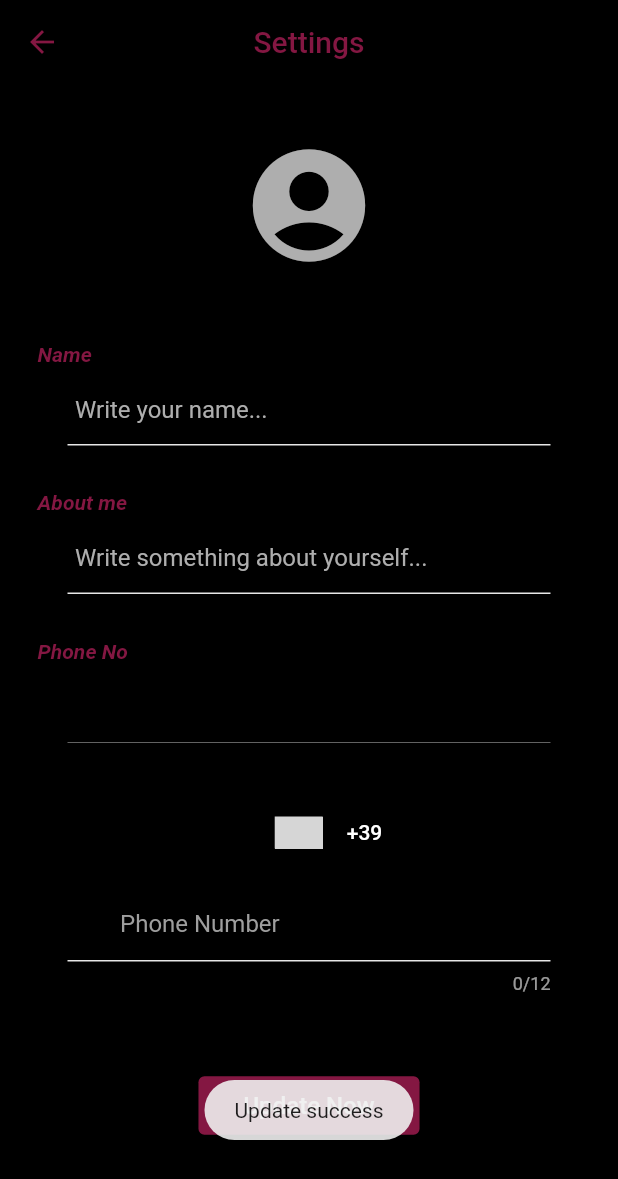
After one commit to stephanxiayu/ChatApp-PushNotification, a Flutter app: the SettingsPage screen opened directly, after a tap on "Update Now", on a phone screen of 412 x 824 dp. The commit adds this screen. Shown: the top 1179 px of the screen. Run offline on Flutter 3.47's test engine with Material 2 defaults, Android fonts, the phone set to English and light mode, and no system bars; drawn by our look-alikes of country_code_picker; our stand-ins replace cloud_firestore, firebase_auth, firebase_core, firebase_storage, fluttertoast, google_sign_in and 2 more; accounts and stored records are empty; grey boxes are pictures that could not be loaded.

Commit message:
Changes to be committed: 	new file:   lib/allProvider/setting_provider.dart 	modified:   lib/main.dart 	modified:   lib/screens/home_page.dart 	new file:   lib/screens/seeting_screen.dart 	modified:   lib/screens/settings.dart 	new file:   lib/screens/test.dart

```diff
--- /dev/null
+++ b/lib/allProvider/setting_provider.dart
@@ -0,0 +1,37 @@
+import 'dart:io';
+
+import 'package:cloud_firestore/cloud_firestore.dart';
+import 'package:firebase_storage/firebase_storage.dart';
+import 'package:shared_preferences/shared_preferences.dart';
+
+class SettingProvider {
+  final SharedPreferences prefs;
+  final FirebaseFirestore firebaseFirestore;
+  final FirebaseStorage firebaseStorage;
+
+  SettingProvider(
+      {required this.prefs,
+      required this.firebaseFirestore,
+      required this.firebaseStorage});
+  String? getPref(String key) {
+    return prefs.getString(key);
+  }
+
+  Future<bool> setPref(String key, String value) async {
+    return await prefs.setString(key, value);
+  }
+
+  UploadTask uploadFile(File image, String fileName) {
+    Reference reference = firebaseStorage.ref().child(fileName);
+    UploadTask uploadTask = reference.putFile(image);
+    return uploadTask;
+  }
+
+  Future<void> updateDataFirestore(
+      String collectionPath, String path, Map<String, String> dataNeedUpdate) {
+    return firebaseFirestore
+        .collection(collectionPath)
+        .doc(path)
+        .update(dataNeedUpdate);
+  }
+}
--- /dev/null
+++ b/lib/screens/seeting_screen.dart
@@ -0,0 +1,435 @@
+import 'dart:io';
+
+import 'package:chatapp_pushnotification/allModels/user_chat.dart';
+import 'package:chatapp_pushnotification/allProvider/setting_provider.dart';
+import 'package:chatapp_pushnotification/constants/app_constants.dart';
+import 'package:chatapp_pushnotification/constants/color_constants.dart';
+import 'package:chatapp_pushnotification/constants/firestore_constants.dart';
+import 'package:chatapp_pushnotification/widgets/loading_view.dart';
+import 'package:country_code_picker/country_code_picker.dart';
+import 'package:firebase_storage/firebase_storage.dart';
+import 'package:flutter/cupertino.dart';
+import 'package:flutter/material.dart';
+import 'package:fluttertoast/fluttertoast.dart';
+
+import 'package:image_picker/image_picker.dart';
+import 'package:provider/src/provider.dart';
+
+import '../main.dart';
+
+class SettingsPage extends StatelessWidget {
+  const SettingsPage({Key? key}) : super(key: key);
+
+  @override
+  Widget build(BuildContext context) {
+    return Scaffold(
+      backgroundColor: isWhite ? Colors.white : Colors.black,
+      appBar: AppBar(
+        backgroundColor: isWhite ? Colors.white : Colors.black,
+        iconTheme: IconThemeData(
+          color: ColorConstants.primaryColor,
+        ),
+        title: Text(
+          AppConstants.settingsTitle,
+          style: TextStyle(color: ColorConstants.primaryColor),
+        ),
+        centerTitle: true,
+      ),
+      body: SettingsPageState(),
+    );
+  }
+}
+
+class SettingsPageState extends StatefulWidget {
+  @override
+  _SettingsPageStateState createState() => _SettingsPageStateState();
+}
+
+class _SettingsPageStateState extends State<SettingsPageState> {
+  TextEditingController? controllerNickname;
+  TextEditingController? controllerAboutMe;
+
+  String dialCodeDigits = "+00";
+  final TextEditingController _controller = TextEditingController();
+
+  String id = '';
+  String nickname = '';
+  String aboutMe = '';
+  String photoUrl = '';
+  String phoneNumber = '';
+
+  bool isLoading = false;
+  File? avatarImageFile;
+  late SettingProvider settingProvider;
+
+  final FocusNode focusNodeNickname = FocusNode();
+  final FocusNode focusNodeAboutMe = FocusNode();
+
+  @override
+  void initState() {
+    super.initState();
+    settingProvider = context.read<SettingProvider>();
+    readLocal();
+  }
+
+  void readLocal() {
+    setState(() {
+      id = settingProvider.getPref(FirestoreConstants.id) ?? "";
+      nickname = settingProvider.getPref(FirestoreConstants.nickname) ?? "";
+      aboutMe = settingProvider.getPref(FirestoreConstants.aboutMe) ?? "";
+      photoUrl = settingProvider.getPref(FirestoreConstants.photoUrl) ?? "";
+      phoneNumber =
+          settingProvider.getPref(FirestoreConstants.phoneNumber) ?? "";
+    });
+
+    controllerNickname = TextEditingController(text: nickname);
+    controllerAboutMe = TextEditingController(text: aboutMe);
+  }
+
+  Future getImage() async {
+    ImagePicker imagePicker = ImagePicker();
+    PickedFile? pickedFile = await imagePicker
+        .getImage(source: ImageSource.gallery)
+        .catchError((err) {
+      Fluttertoast.showToast(msg: err.toString());
+    });
+    File? image;
+    if (pickedFile != null) {
+      image = File(pickedFile.path);
+    }
+    if (image != null) {
+      setState(() {
+        avatarImageFile = image;
+        isLoading = true;
+      });
+      uploadFile();
+    }
+  }
+
+  Future uploadFile() async {
+    String fileName = id;
+    UploadTask uploadTask =
+        settingProvider.uploadFile(avatarImageFile!, fileName);
+    try {
+      TaskSnapshot snapshot = await uploadTask;
+      photoUrl = await snapshot.ref.getDownloadURL();
+
+      UserChat updateInfo = UserChat(
+        id: id,
+        photoUrl: photoUrl,
+        nickname: nickname,
+        aboutMe: aboutMe,
+        phoneNumber: phoneNumber,
+      );
+      settingProvider
+          .updateDataFirestore(
+              FirestoreConstants.pathUserCollection, id, updateInfo.toJson())
+          .then((data) async {
+        await settingProvider.setPref(FirestoreConstants.photoUrl, photoUrl);
+        setState(() {
+          isLoading = false;
+        });
+      }).catchError((err) {
+        setState(() {
+          isLoading = false;
+        });
+        Fluttertoast.showToast(msg: err.toString());
+      });
+    } on FirebaseException catch (e) {
+      setState(() {
+        isLoading = false;
+      });
+      Fluttertoast.showToast(msg: e.message ?? e.toString());
+    }
+  }
+
+  void handleUpdateData() {
+    focusNodeNickname.unfocus();
+    focusNodeAboutMe.unfocus();
+
+    setState(() {
+      isLoading = true;
+
+      if (dialCodeDigits != "+00" && _controller.text != "") {
+        phoneNumber = dialCodeDigits + _controller.text.toString();
+      }
+    });
+    UserChat updateInfo = UserChat(
+      id: id,
+      photoUrl: photoUrl,
+      nickname: nickname,
+      aboutMe: aboutMe,
+      phoneNumber: phoneNumber,
+    );
+    settingProvider
+        .updateDataFirestore(
+            FirestoreConstants.pathUserCollection, id, updateInfo.toJson())
+        .then((data) async {
+      await settingProvider.setPref(FirestoreConstants.nickname, nickname);
+      await settingProvider.setPref(FirestoreConstants.aboutMe, aboutMe);
+      await settingProvider.setPref(FirestoreConstants.photoUrl, photoUrl);
+      await settingProvider.setPref(
+          FirestoreConstants.phoneNumber, phoneNumber);
+
+      setState(() {
+        isLoading = false;
+      });
+      Fluttertoast.showToast(msg: "Update success");
+    }).catchError((err) {
+      setState(() {
+        isLoading = false;
+      });
+
+      Fluttertoast.showToast(msg: err.toString());
+    });
+  }
+
+  @override
+  Widget build(BuildContext context) {
+    return Stack(
+      children: <Widget>[
+        SingleChildScrollView(
+          padding: EdgeInsets.only(left: 15, right: 15),
+          child: Column(
+            mainAxisAlignment: MainAxisAlignment.center,
+            children: [
+              CupertinoButton(
+                onPressed: getImage,
+                child: Container(
+                  margin: EdgeInsets.all(20),
+                  child: avatarImageFile == null
+                      ? photoUrl.isNotEmpty
+                          ? ClipRRect(
+                              borderRadius: BorderRadius.circular(45),
+                              child: Image.network(
+                                photoUrl,
+                                fit: BoxFit.cover,
+                                width: 90,
+                                height: 90,
+                                errorBuilder: (context, object, stackTrace) {
+                                  return Icon(
+                                    Icons.account_circle,
+                                    size: 90,
+                                    color: ColorConstants.greyColor,
+                                  );
+                                },
+                                loadingBuilder: (BuildContext context,
+                                    Widget child,
+                                    ImageChunkEvent? loadingProgress) {
+                                  if (loadingProgress == null) return child;
+                                  return Container(
+                                    width: 90,
+                                    height: 90,
+                                    child: Center(
+                                      child: CircularProgressIndicator(
+                                        color: Colors.grey,
+                                        value: loadingProgress
+                                                        .expectedTotalBytes !=
+                                                    null &&
+                                                loadingProgress
+                                                        .expectedTotalBytes !=
+                                                    null
+                                            ? loadingProgress
+                                                    .cumulativeBytesLoaded /
+                                                loadingProgress
+                                                    .expectedTotalBytes!
+                                            : null,
+                                      ),
+                                    ),
+                                  );
+                                },
+                              ),
+                            )
+                          : Icon(
+                              Icons.account_circle,
+                              size: 90,
+                              color: ColorConstants.greyColor,
+                            )
+                      : ClipRRect(
+                          borderRadius: BorderRadius.circular(45),
+                          child: Image.file(
+                            avatarImageFile!,
+                            width: 90,
+                            height: 90,
+                            fit: BoxFit.cover,
+                          ),
+                        ),
+                ),
+              ),
+              Column(
+                crossAxisAlignment: CrossAxisAlignment.start,
+                children: <Widget>[
+                  Container(
+                    child: Text(
+                      'Name',
+                      style: TextStyle(
+                          fontStyle: FontStyle.italic,
+                          fontWeight: FontWeight.bold,
+                          color: ColorConstants.primaryColor),
+                    ),
+                    margin: EdgeInsets.only(left: 10, bottom: 5, top: 10),
+                  ),
+                  Container(
+                    margin: EdgeInsets.only(left: 30, right: 30),
+                    child: Theme(
+                      data: Theme.of(context)
+                          .copyWith(primaryColor: ColorConstants.primaryColor),
+                      child: TextField(
+                        style: TextStyle(color: Colors.grey),
+                        decoration: InputDecoration(
+                          enabledBorder: UnderlineInputBorder(
+                            borderSide:
+                                BorderSide(color: ColorConstants.greyColor2),
+                          ),
+                          focusedBorder: UnderlineInputBorder(
+                            borderSide:
+                                BorderSide(color: ColorConstants.primaryColor),
+                          ),
+                          hintText: 'Write your name...',
+                          contentPadding: EdgeInsets.all(5),
+                          hintStyle: TextStyle(color: ColorConstants.greyColor),
+                        ),
+                        controller: controllerNickname,
+                        onChanged: (value) {
+                          nickname = value;
+                        },
+                        focusNode: focusNodeNickname,
+                      ),
+                    ),
+                  ),
+                  Container(
+                    child: Text(
+                      'About me',
+                      style: TextStyle(
+                          fontStyle: FontStyle.italic,
+                          fontWeight: FontWeight.bold,
+                          color: ColorConstants.primaryColor),
+                    ),
+                    margin: EdgeInsets.only(left: 10, top: 30, bottom: 5),
+                  ),
+                  Container(
+                    margin: EdgeInsets.only(left: 30, right: 30),
+                    child: Theme(
+                      data: Theme.of(context)
+                          .copyWith(primaryColor: ColorConstants.primaryColor),
+                      child: TextField(
+                        style: TextStyle(color: Colors.grey),
+                        decoration: InputDecoration(
+                          enabledBorder: UnderlineInputBorder(
+                            borderSide:
+                                BorderSide(color: ColorConstants.greyColor2),
+                          ),
+                          focusedBorder: UnderlineInputBorder(
+                            borderSide:
+                                BorderSide(color: ColorConstants.primaryColor),
+                          ),
+                          hintText: 'Write something about yourself...',
+                          contentPadding: EdgeInsets.all(5),
+                          hintStyle: TextStyle(color: ColorConstants.greyColor),
+                        ),
+                        controller: controllerAboutMe,
+                        onChanged: (value) {
+                          aboutMe = value;
+                        },
+                        focusNode: focusNodeAboutMe,
+                      ),
+                    ),
+                  ),
+                  Container(
+                    child: Text(
+                      'Phone No',
+                      style: TextStyle(
+                          fontStyle: FontStyle.italic,
+                          fontWeight: FontWeight.bold,
+                          color: ColorConstants.primaryColor),
+                    ),
+                    margin: EdgeInsets.only(left: 10, top: 30, bottom: 5),
+                  ),
+                  Container(
+                    margin: EdgeInsets.only(left: 30, right: 30),
+                    child: Theme(
+                      data: Theme.of(context)
+                          .copyWith(primaryColor: ColorConstants.primaryColor),
+                      child: TextField(
+                        style: TextStyle(color: Colors.grey),
+                        enabled: false,
+                        decoration: InputDecoration(
+                          hintText: phoneNumber,
+                          contentPadding: EdgeInsets.all(5),
+                          hintStyle: TextStyle(color: Colors.grey),
+                        ),
+                      ),
+                    ),
+                  ),
+                  Container(
+                    margin: EdgeInsets.only(left: 10, top: 30, bottom: 5),
+                    child: SizedBox(
+                      width: 400,
+                      height: 60,
+                      child: CountryCodePicker(
+                        onChanged: (country) {
+                          setState(() {
+                            dialCodeDigits = country.dialCode!;
+                          });
+                        },
+                        initialSelection: "IT",
+                        showCountryOnly: false,
+                        showOnlyCountryWhenClosed: false,
+                        favorite: ["+1", "US", "+92", "PAK"],
+                      ),
+                    ),
+                  ),
+                  Container(
+                    margin: EdgeInsets.only(left: 30, right: 30),
+                    child: TextField(
+                      style: TextStyle(color: Colors.grey),
+                      decoration: InputDecoration(
+                          enabledBorder: UnderlineInputBorder(
+                            borderSide:
+                                BorderSide(color: ColorConstants.greyColor2),
+                          ),
+                          focusedBorder: UnderlineInputBorder(
+                            borderSide:
+                                BorderSide(color: ColorConstants.primaryColor),
+                          ),
+                          hintText: "Phone Number",
+                          hintStyle: TextStyle(color: Colors.grey),
+                          prefix: Padding(
+                            padding: EdgeInsets.all(4),
+                            child: Text(
+                              dialCodeDigits,
+                              style: TextStyle(color: Colors.grey),
+                            ),
+                          )),
+                      maxLength: 12,
+                      keyboardType: TextInputType.number,
+                      controller: _controller,
+                    ),
+                  ),
+                ],
+              ),
+              Container(
+                margin: EdgeInsets.only(top: 50, bottom: 50),
+                child: TextButton(
+                  onPressed: handleUpdateData,
+                  child: Text(
+                    'Update Now',
+                    style: TextStyle(fontSize: 16, color: Colors.white),
+                  ),
+                  style: ButtonStyle(
+                    backgroundColor: MaterialStateProperty.all<Color>(
+                        ColorConstants.primaryColor),
+                    padding: MaterialStateProperty.all<EdgeInsets>(
+                      EdgeInsets.fromLTRB(30, 10, 30, 10),
+                    ),
+                  ),
+                ),
+              ),
+            ],
+          ),
+        ),
+        Positioned(child: isLoading ? LoadingView() : SizedBox.shrink()),
+      ],
+    );
+  }
+}
```
Also changed, not shown: lib/main.dart (+9 -3 lines), lib/screens/home_page.dart (+4 -5 lines), lib/screens/settings.dart (+22 -7 lines), lib/screens/test.dart (added).
